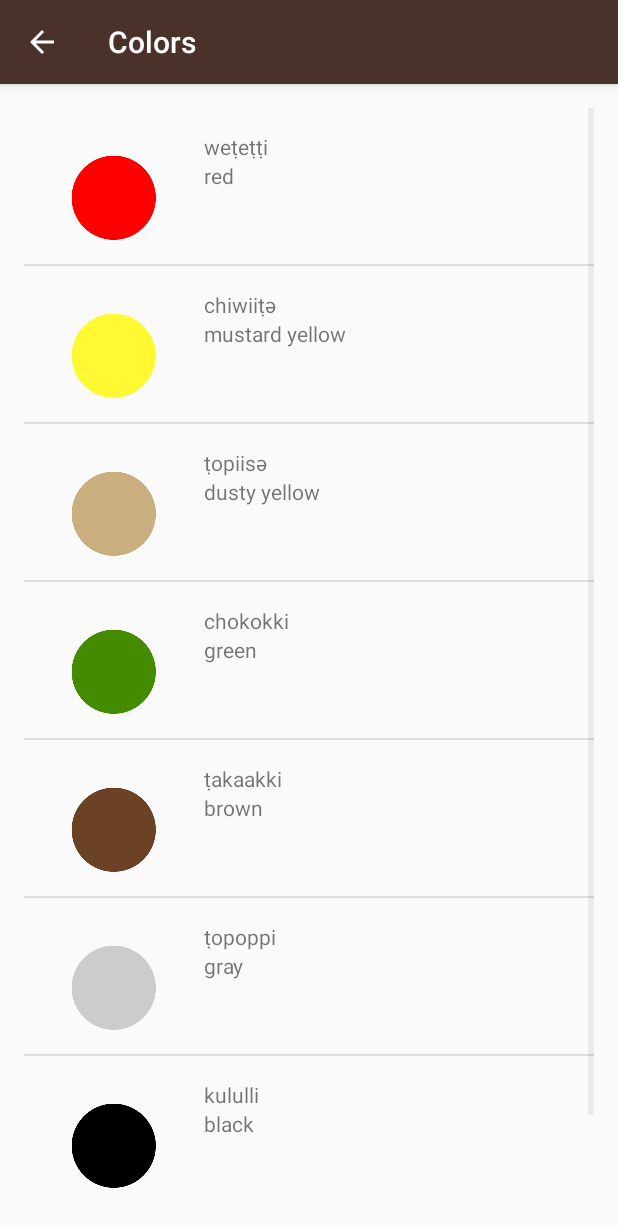
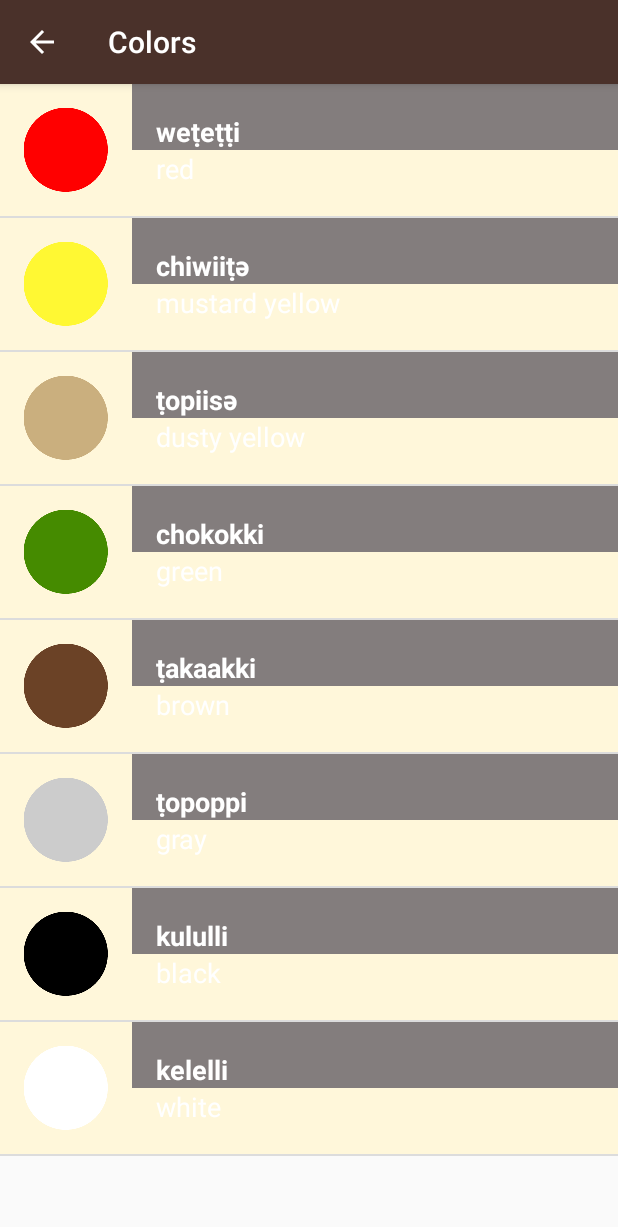
Before and after one commit to ChauahanVikash/MiwokApp, an Android app: the ColorsActivity screen opened directly, with no data from a screen before it, on a phone screen of 412 x 824 dp. Shown: the top 1227 px of the screen. Run offline under Robolectric (Android 15) with nearby library versions, the phone set to English and light mode, and no system bars.

Commit message:
audio left other finish

```diff
--- a/app/src/main/java/com/example/android/miwok/ColorsActivity.java
+++ b/app/src/main/java/com/example/android/miwok/ColorsActivity.java
@@ -41,7 +41,7 @@ public class ColorsActivity extends AppCompatActivity {
         colors.add(new Word("black", "kululli",R.drawable.color_black));
         colors.add(new Word("white", "kelelli",R.drawable.color_white));
 
-        WordAdapter colorAdapter = new WordAdapter(this ,colors);
+        WordAdapter colorAdapter = new WordAdapter(this ,colors ,R.color.category_colors);
         ListView colorList =  (ListView)findViewById(R.id.list);
         colorList.setAdapter(colorAdapter);
     }
--- a/app/src/main/java/com/example/android/miwok/FamilyActivity.java
+++ b/app/src/main/java/com/example/android/miwok/FamilyActivity.java
@@ -41,7 +41,7 @@ public class FamilyActivity extends AppCompatActivity {
         family.add(new Word("grandmother ", "ama",R.drawable.family_grandmother));
         family.add(new Word("grandfather", "paapa",R.drawable.family_grandfather));
 
-        WordAdapter familyAdapter = new WordAdapter(this , family);
+        WordAdapter familyAdapter = new WordAdapter(this , family,R.color.category_family);
         ListView familyList = (ListView)findViewById(R.id.list);
         familyList.setAdapter(familyAdapter);
     }
--- a/app/src/main/java/com/example/android/miwok/NumbersActivity.java
+++ b/app/src/main/java/com/example/android/miwok/NumbersActivity.java
@@ -40,7 +40,7 @@ public class NumbersActivity extends AppCompatActivity {
         wordss.add(new Word("nine", "wo’e",R.drawable.number_nine));
         wordss.add(new Word("ten", "na’aacha",R.drawable.number_ten));
 
-        WordAdapter itemsAdapter = new WordAdapter(this, wordss);
+        WordAdapter itemsAdapter = new WordAdapter(this, wordss, R.color.category_numbers );
 
         ListView listView = (ListView) findViewById(R.id.list);
 
--- a/app/src/main/java/com/example/android/miwok/PhrasesActivity.java
+++ b/app/src/main/java/com/example/android/miwok/PhrasesActivity.java
@@ -40,7 +40,7 @@ public class PhrasesActivity extends AppCompatActivity {
         phrases.add(new Word("Let’s go.", "yoowutis"));
         phrases.add(new Word("Come here.", "әnni'nem"));
 
-        WordAdapter phrasesAdapter = new WordAdapter(this , phrases);
+        WordAdapter phrasesAdapter = new WordAdapter(this , phrases ,R.color.category_phrases);
         ListView phrasesList = (ListView)findViewById(R.id.list);
         phrasesList.setAdapter(phrasesAdapter);
     }
--- a/app/src/main/java/com/example/android/miwok/Word.java
+++ b/app/src/main/java/com/example/android/miwok/Word.java
@@ -5,11 +5,14 @@ public class Word {
     private  String mEnglishTranslation ;
     private  String mMiwokTranslation ;
     private  int mImageResourceId ;
+    private  boolean img = false ;
+
 
     public Word(String englishTranslation ,String miwokTranslation ,int imageResourceId ){
         mEnglishTranslation = englishTranslation ;
         mMiwokTranslation = miwokTranslation;
         mImageResourceId = imageResourceId;
+        img = true ;
     }
 
     public Word(String englishTranslation ,String miwokTranslation  ){
@@ -18,7 +21,7 @@ public class Word {
     }
 
 
-
+    public boolean isImg() { return img; }
     public int getImageResourceId() { return mImageResourceId; }
     public String getmEnglishTranslation() {
         return mEnglishTranslation;
--- a/app/src/main/java/com/example/android/miwok/WordAdapter.java
+++ b/app/src/main/java/com/example/android/miwok/WordAdapter.java
@@ -2,6 +2,7 @@ package com.example.android.miwok;
 
 
 import android.app.Activity;
+import android.graphics.drawable.Drawable;
 import android.view.LayoutInflater;
 import android.view.View;
 import android.view.ViewGroup;
@@ -19,9 +20,11 @@ public class WordAdapter extends ArrayAdapter<Word> {
 
     private static final String LOG_TAG = WordAdapter.class.getSimpleName();
 
+    private  int mColorResID ;
 
-    public WordAdapter(Activity context, ArrayList<Word> words) {
+    public WordAdapter(Activity context, ArrayList<Word> words , int R) {
         super(context, 0, words);
+        mColorResID = R ;
     }
 
 
@@ -39,14 +42,20 @@ public class WordAdapter extends ArrayAdapter<Word> {
         TextView miwokTextView = (TextView) listItemView.findViewById(R.id.text_view1);
 
         miwokTextView.setText(currentWord.getmMiwokTranslation());
+        miwokTextView.setBackgroundColor(mColorResID);
 
         TextView engTextView = (TextView) listItemView.findViewById(R.id.text_view2);
 
         engTextView.setText(currentWord.getmEnglishTranslation());
+        ImageView image = (ImageView) listItemView.findViewById(R.id.image);
+        if(currentWord.isImg()) {
 
-        ImageView image = (ImageView) listItemView.findViewById(R.id.image) ;
-        image.setImageResource(currentWord.getImageResourceId());
-
+            image.setImageResource(currentWord.getImageResourceId());
+            image.setVisibility(View.VISIBLE);
+        }
+        else{
+            image.setVisibility(View.GONE);
+        }
         return listItemView;
     }
 
--- a/app/src/main/res/layout/activity_main.xml
+++ b/app/src/main/res/layout/activity_main.xml
@@ -13,7 +13,7 @@
         android:id="@+id/numbers"
         style="@style/CategoryStyle"
         android:background="@color/category_numbers"
-        android:text="@string/category_numbers"/>
+        android:text="@string/category_numbers" />
 
     <TextView
         android:id="@+id/family"
--- a/app/src/main/res/layout/list_item.xml
+++ b/app/src/main/res/layout/list_item.xml
@@ -3,31 +3,39 @@
     android:layout_width="match_parent"
     android:layout_height="match_parent"
     android:orientation="horizontal"
-    xmlns:tools = "http://schemas.android.com/tools">
+    xmlns:tools = "http://schemas.android.com/tools"
+    android:minHeight="@dimen/list_item_height"
+    android:background="@color/tan_background">
     <ImageView
         android:id="@+id/image"
-        android:layout_width="wrap_content"
-        android:layout_height="wrap_content"
-        android:src="@mipmap/ic_launcher"
-        android:paddingLeft="16dp"
-        android:paddingTop="16dp"/>
+        android:layout_width="@dimen/list_item_height"
+        android:layout_height="@dimen/list_item_height" />
     <LinearLayout
-        android:layout_width="wrap_content"
-        android:layout_height="wrap_content"
+        android:layout_width="match_parent"
+        android:layout_height="match_parent"
         android:orientation="vertical">
     <TextView
-        android:layout_width="wrap_content"
-        android:layout_height="wrap_content"
+        android:layout_width="match_parent"
+        android:layout_height="0dp"
+        android:layout_weight="1"
         android:id="@+id/text_view1"
         android:paddingLeft="16dp"
         android:paddingTop="16dp"
-        tools:text= "Lutti" />
+        android:gravity="bottom"
+        tools:text= "Lutti"
+        android:textAppearance="?android:textAppearanceMedium"
+        android:textColor="@android:color/white"
+        android:textStyle="bold" />
     <TextView
-        android:layout_width="wrap_content"
-        android:layout_height="wrap_content"
+        android:layout_width="match_parent"
+        android:layout_height="0dp"
+        android:layout_weight="1"
+        android:layout_gravity="top"
         android:id="@+id/text_view2"
         android:paddingLeft="16dp"
-        tools:text= "One"/>
+        tools:text= "One"
+        android:textAppearance="?android:textAppearanceMedium"
+        android:textColor="@android:color/white"/>
     </LinearLayout>
 
 </LinearLayout>
--- a/app/src/main/res/layout/word_list.xml
+++ b/app/src/main/res/layout/word_list.xml
@@ -5,8 +5,5 @@
     android:orientation="vertical"
     android:layout_width="match_parent"
     android:layout_height="match_parent"
-    android:paddingBottom="@dimen/activity_vertical_margin"
-    android:paddingLeft="@dimen/activity_horizontal_margin"
-    android:paddingRight="@dimen/activity_horizontal_margin"
-    android:paddingTop="@dimen/activity_vertical_margin"
+
     tools:context="com.example.android.miwok.NumbersActivity"/>
--- a/app/src/main/res/values-w820dp/dimens.xml
+++ /dev/null
@@ -1,20 +0,0 @@
-<!-- Copyright (C) 2016 The Android Open Source Project
-
-     Licensed under the Apache License, Version 2.0 (the "License");
-     you may not use this file except in compliance with the License.
-     You may obtain a copy of the License at
-
-          http://www.apache.org/licenses/LICENSE-2.0
-
-     Unless required by applicable law or agreed to in writing, software
-     distributed under the License is distributed on an "AS IS" BASIS,
-     WITHOUT WARRANTIES OR CONDITIONS OF ANY KIND, either express or implied.
-     See the License for the specific language governing permissions and
-     limitations under the License.
--->
-<resources>
-    <!-- Example customization of dimensions originally defined in res/values/dimens.xml
-         (such as screen margins) for screens with more than 820dp of available width. This
-         would include 7" and 10" devices in landscape (~960dp and ~1280dp respectively). -->
-    <dimen name="activity_horizontal_margin">64dp</dimen>
-</resources>
--- a/app/src/main/res/values/dimens.xml
+++ b/app/src/main/res/values/dimens.xml
@@ -16,6 +16,5 @@
     <!-- Height of each list item -->
     <dimen name="list_item_height">88dp</dimen>
     <!-- Default screen margins, per the Android Design guidelines. -->
-    <dimen name="activity_horizontal_margin">16dp</dimen>
-    <dimen name="activity_vertical_margin">16dp</dimen>
+
 </resources>
```
Also changed, not shown: 1 other file.
